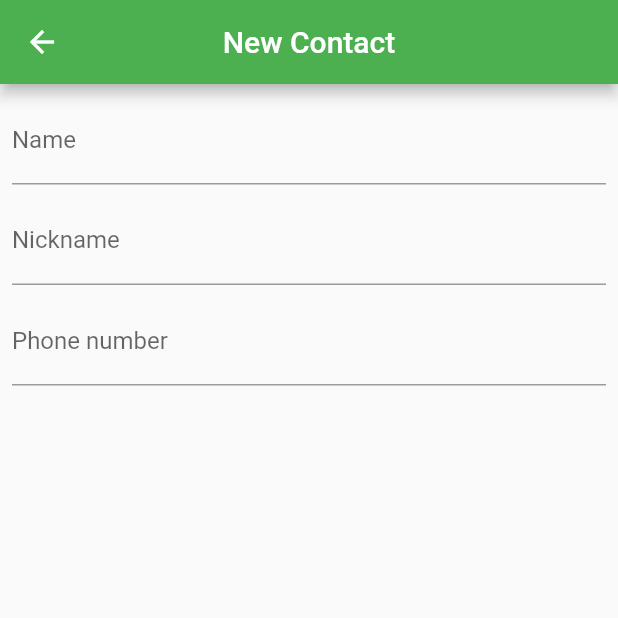
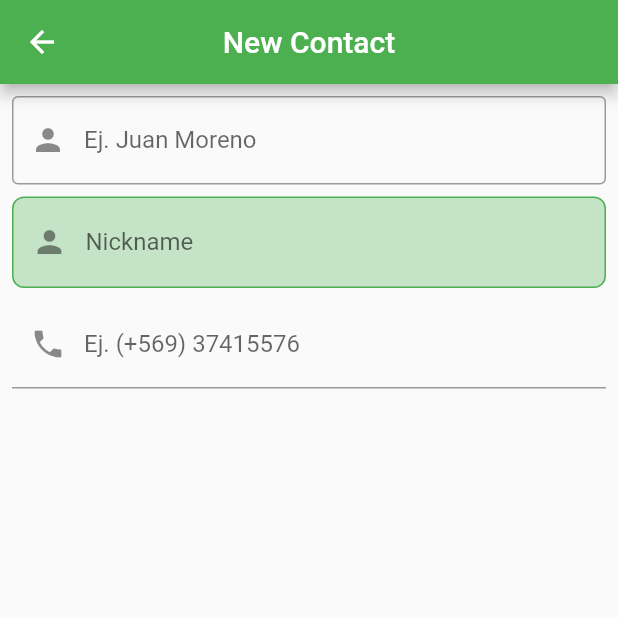
Before and after one commit to morjuax/curso_flutter_basico, a Flutter app: the FormContactPage screen opened by its route, on a phone screen of 412 x 824 dp, the top half of it. Run offline on Flutter 3.47's test engine with Material 2 defaults, Android fonts, the phone set to English and light mode, and no system bars; statements that could not run were skipped.

Commit message:
[UPD] personalizacion de widgets

```diff
--- a/lib/ui/pages/form_contact_page.dart
+++ b/lib/ui/pages/form_contact_page.dart
@@ -39,23 +39,44 @@ class _FormContactPageState extends State<FormContactPage> {
               children: <Widget>[
                 TextFormField(
                   decoration: InputDecoration(
-                    labelText: 'Name'
+                    hintText: 'Name',
+                    prefixIcon: Icon(Icons.person),
+                    labelText: 'Ej. Juan Moreno',
+                    border: OutlineInputBorder(
+                      borderSide: BorderSide(color: Theme.of(context).primaryColor)
+                    )
                   ),
                   onChanged: (value) => print(_nameController.text),
                   controller: _nameController,
                 ),
                 SizedBox(height: 8.0),
-                TextFormField(
-                  decoration: InputDecoration(
-                      labelText: 'Nickname'
+                Container(
+                  decoration: BoxDecoration(
+                    color: Theme.of(context).primaryColor.withOpacity(0.3),
+                    borderRadius: BorderRadius.circular(8.0),
+                    border: Border.all(
+                      color: Theme.of(context).primaryColor
+                    )
                   ),
-                  onChanged: (value) => print(_nickNameController.text),
-                  controller: _nickNameController,
+                  child: TextFormField(
+                    decoration: InputDecoration(
+                        hintText: 'Nickname',
+                        prefixIcon: Icon(Icons.person),
+                        labelText: 'Nickname',
+                        border: OutlineInputBorder(
+                            borderSide: BorderSide.none
+                        )
+                    ),
+                    onChanged: (value) => print(_nickNameController.text),
+                    controller: _nickNameController,
+                  ),
                 ),
                 SizedBox(height: 8.0),
                 TextFormField(
                   decoration: InputDecoration(
-                      labelText: 'Phone number'
+                      hintText: 'Phone number',
+                      prefixIcon: Icon(Icons.phone),
+                      labelText: 'Ej. (+569) 37415576'
                   ),
                   onChanged: (value) => print(_phoneNumberController.text),
                   controller: _phoneNumberController,
```
